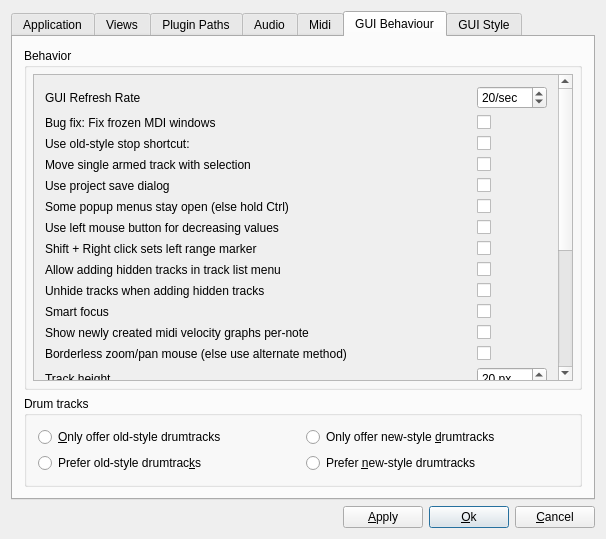
The window that muse3/muse/components/gensetbase.ui (emrum/muse) describes before a commit, drawn with Qt 5.
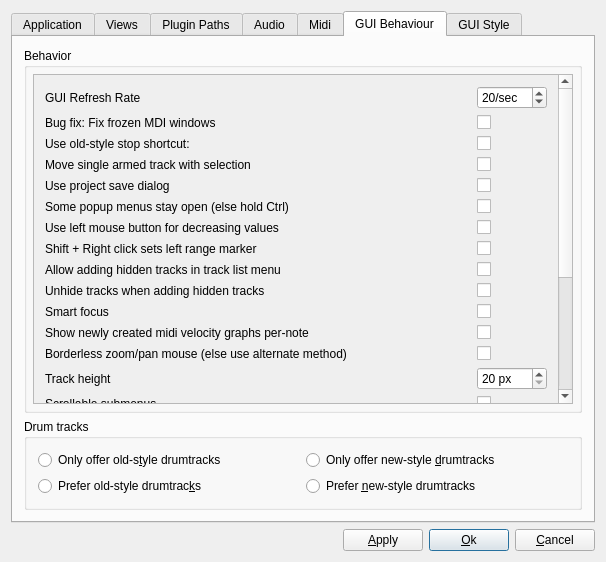
The same window after the commit. The open tabs and pages were chosen to show the change.

What changed in the file:
```diff
--- a/muse3/muse/components/gensetbase.ui
+++ b/muse3/muse/components/gensetbase.ui
@@ -7,7 +7,7 @@
     <x>0</x>
     <y>0</y>
     <width>606</width>
-    <height>539</height>
+    <height>562</height>
    </rect>
   </property>
   <property name="windowTitle">
@@ -1735,9 +1735,9 @@
              <property name="geometry">
               <rect>
                <x>0</x>
-               <y>-300</y>
-               <width>524</width>
-               <height>628</height>
+               <y>0</y>
+               <width>528</width>
+               <height>700</height>
               </rect>
              </property>
              <layout class="QGridLayout" name="gridLayout_6">
@@ -2246,7 +2246,7 @@
           <item row="0" column="0">
            <widget class="QRadioButton" name="onlyOldDrumBtn">
             <property name="text">
-             <string>&amp;Only offer old-style drumtracks</string>
+             <string>Only offer old-s&amp;tyle drumtracks</string>
             </property>
            </widget>
           </item>
```
Left out of the diff: 31 changed lines with no effect on the pictures.
